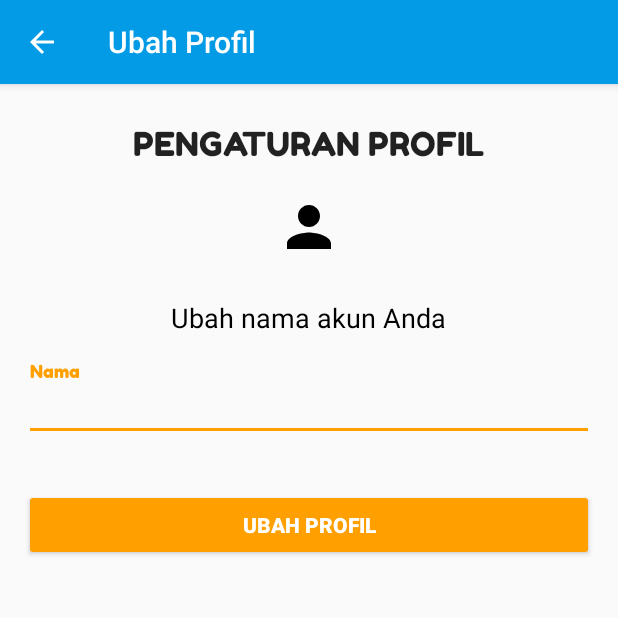
After one commit to MiddleKerb/StatusGizi, an Android app: the UbahProfil screen opened directly, with no data from a screen before it, on a phone screen of 412 x 824 dp, the top half of it. The commit adds this screen. Run offline under Robolectric (Android 15) with nearby library versions, the phone set to English and light mode, and no system bars; our stand-ins replace Firebase (no records; nobody signed in at launch, a user with empty details on screens opened directly).

Commit message:
Added edit profile name activity

```diff
--- /dev/null
+++ b/app/src/main/java/com/fbasegizi/statusgizi/UbahProfil.java
@@ -0,0 +1,180 @@
+package com.fbasegizi.statusgizi;
+
+import android.app.AlertDialog;
+import android.content.DialogInterface;
+import android.content.Intent;
+import android.os.Bundle;
+import android.support.annotation.NonNull;
+import android.support.design.widget.Snackbar;
+import android.support.design.widget.TextInputLayout;
+import android.support.v4.content.ContextCompat;
+import android.support.v7.app.ActionBar;
+import android.text.TextUtils;
+import android.view.Menu;
+import android.view.MenuItem;
+import android.view.View;
+import android.view.inputmethod.InputMethodManager;
+import android.widget.Button;
+import android.widget.EditText;
+
+import com.fbasegizi.statusgizi.fragment.AccountSetingsActivity;
+import com.google.firebase.auth.FirebaseAuth;
+import com.google.firebase.database.DataSnapshot;
+import com.google.firebase.database.DatabaseError;
+import com.google.firebase.database.DatabaseReference;
+import com.google.firebase.database.FirebaseDatabase;
+import com.google.firebase.database.ValueEventListener;
+
+public class UbahProfil extends BaseActivity implements View.OnClickListener {
+
+    private EditText editText;
+    private TextInputLayout textInputLayout;
+    private Button button;
+    private DatabaseReference databaseReference;
+
+    @Override
+    protected void onCreate(Bundle savedInstanceState) {
+        super.onCreate(savedInstanceState);
+        setContentView(R.layout.activity_ubah_profil);
+
+        databaseReference = FirebaseDatabase.getInstance().getReference();
+
+        editText = findViewById(R.id.editUbahNama);
+        textInputLayout = findViewById(R.id.textLayoutChangeName);
+        button = findViewById(R.id.btn_change_profil);
+
+        button.setOnClickListener(this);
+
+        ActionBar actionBar = getSupportActionBar();
+        if (actionBar != null) {
+            actionBar.setDisplayHomeAsUpEnabled(true);
+            actionBar.setTitle("Ubah Profil");
+        }
+    }
+
+    private void ResetDialog() {
+        String nama = editText.getText().toString();
+        if (TextUtils.isEmpty(nama)) {
+            textInputLayout.setError("Nama tidak boleh kosong!");
+            return;
+        } else if (nama.length() < 2) {
+            textInputLayout.setError("Panjang nama minimal 2 karakter !");
+            return;
+        } else if (nama.length() > 100) {
+            textInputLayout.setError("Panjang nama maksimal 100 karakter !");
+            return;
+        } else if (!nama.matches("[a-zA-Z ]+")) {
+            textInputLayout.setError("Nama hanya dapat diisi dengan huruf alphabet");
+            return;
+        } else {
+            textInputLayout.setErrorEnabled(false);
+        }
+        AlertDialog.Builder alertDialogBuilder = new AlertDialog.Builder(this);
+        alertDialogBuilder.setTitle("Ubah profil");
+        alertDialogBuilder
+                .setMessage("Apakah Anda ingin mengubah profil?")
+                .setCancelable(false)
+                .setPositiveButton("Ubah", new DialogInterface.OnClickListener() {
+                    @Override
+                    public void onClick(DialogInterface dialog, int which) {
+                        if (isOnline()) {
+                            dialog.cancel();
+                            Snackbar.make(UbahProfil.this.findViewById(android.R.id.content),
+                                    "Koneksi internet tidak tersedia",
+                                    Snackbar.LENGTH_SHORT).show();
+                            return;
+                        }
+                        ResetProfile();
+                        dialog.cancel();
+                    }
+                })
+                .setNegativeButton("Batal", new DialogInterface.OnClickListener() {
+                    @Override
+                    public void onClick(DialogInterface dialog, int which) {
+                        dialog.cancel();
+                    }
+                });
+        final AlertDialog alertDialog = alertDialogBuilder.create();
+        alertDialog.setOnShowListener(new DialogInterface.OnShowListener() {
+            @Override
+            public void onShow(DialogInterface dialog) {
+                alertDialog.getButton(android.app.AlertDialog.BUTTON_NEGATIVE)
+                        .setTextColor(ContextCompat.getColor(getApplicationContext(), R.color.primary_text));
+            }
+        });
+        alertDialog.show();
+    }
+
+    private void ResetProfile() {
+        final String nama = editText.getText().toString();
+        databaseReference.child("users").child(getUid())
+                .addListenerForSingleValueEvent(new ValueEventListener() {
+                    @Override
+                    public void onDataChange(@NonNull DataSnapshot dataSnapshot) {
+                        dataSnapshot.getRef().child("Nama").setValue(nama);
+                        Intent intent = new Intent(getBaseContext(), AccountSetingsActivity.class);
+                        intent.putExtra("profile_change", "update");
+                        intent.setFlags(Intent.FLAG_ACTIVITY_CLEAR_TOP);
+                        startActivity(intent);
+                        finish();
+                    }
+
+                    @Override
+                    public void onCancelled(@NonNull DatabaseError databaseError) {
+                        Snackbar.make(UbahProfil.this.findViewById(android.R.id.content),
+                                "Server error, coba ulangi beberapa saat lagi!",
+                                Snackbar.LENGTH_LONG).show();
+                    }
+                });
+    }
+
+    @Override
+    protected void onStart() {
+        super.onStart();
+        if (FirebaseAuth.getInstance().getCurrentUser() != null) {
+            databaseReference.child("users").child(getUid())
+                    .addListenerForSingleValueEvent(new ValueEventListener() {
+                        @Override
+                        public void onDataChange(@NonNull DataSnapshot dataSnapshot) {
+                            String nama = dataSnapshot.child("Nama").getValue(String.class);
+                            editText.setText(nama);
+                        }
+
+                        @Override
+                        public void onCancelled(@NonNull DatabaseError databaseError) {
+
+                        }
+                    });
+        }
+    }
+
+    @Override
+    public boolean onOptionsItemSelected(MenuItem item) {
+        switch (item.getItemId()) {
+            case android.R.id.home:
+                finish();
+                return true;
+        }
+        return super.onOptionsItemSelected(item);
+    }
+
+    @Override
+    public boolean onCreateOptionsMenu(Menu menu) {
+        return true;
+    }
+
+    @Override
+    public void onClick(View v) {
+        int i = v.getId();
+        if (i == R.id.btn_change_profil) {
+            try {
+                InputMethodManager imm = (InputMethodManager) getSystemService(INPUT_METHOD_SERVICE);
+                if (imm != null) {
+                    imm.hideSoftInputFromWindow(getCurrentFocus().getWindowToken(), 0);
+                }
+            } catch (Exception ignored) {
+            }
+            ResetDialog();
+        }
+    }
+}
--- a/app/src/main/java/com/fbasegizi/statusgizi/main/GiziCount.java
+++ b/app/src/main/java/com/fbasegizi/statusgizi/count/GiziCount.java
@@ -1,4 +1,4 @@
-package com.fbasegizi.statusgizi.main;
+package com.fbasegizi.statusgizi.count;
 
 import android.content.Intent;
 import android.os.Bundle;
@@ -10,10 +10,6 @@ import android.view.View;
 
 import com.fbasegizi.statusgizi.BaseActivity;
 import com.fbasegizi.statusgizi.R;
-import com.fbasegizi.statusgizi.count.BBTBCount;
-import com.fbasegizi.statusgizi.count.BBUCount;
-import com.fbasegizi.statusgizi.count.IMTUCount;
-import com.fbasegizi.statusgizi.count.TBUCount;
 
 public class GiziCount extends BaseActivity implements View.OnClickListener {
 
--- /dev/null
+++ b/app/src/main/res/layout/activity_ubah_profil.xml
@@ -0,0 +1,71 @@
+<?xml version="1.0" encoding="utf-8"?>
+<LinearLayout xmlns:android="http://schemas.android.com/apk/res/android"
+    xmlns:tools="http://schemas.android.com/tools"
+    android:id="@+id/layoutChangeProfile"
+    android:layout_width="match_parent"
+    android:layout_height="match_parent"
+    tools:context=".UbahProfil">
+
+    <LinearLayout
+        android:layout_width="fill_parent"
+        android:layout_height="match_parent"
+        android:orientation="vertical"
+        android:padding="@dimen/activity_horizontal_margin">
+
+        <TextView
+            android:layout_width="wrap_content"
+            android:layout_height="wrap_content"
+            android:layout_gravity="center_horizontal"
+            android:fontFamily="@font/fredoka_regular"
+            android:padding="10dp"
+            android:text="Pengaturan Profil"
+            android:textAllCaps="true"
+            android:textAppearance="@style/Base.TextAppearance.AppCompat.Large" />
+
+        <ImageView
+            android:layout_width="64dp"
+            android:layout_height="64dp"
+            android:layout_gravity="center"
+            android:padding="10dp"
+            android:src="@drawable/ic_person_black_24dp" />
+
+        <TextView
+            android:layout_width="wrap_content"
+            android:layout_height="wrap_content"
+
+            android:layout_gravity="center"
+            android:gravity="center_horizontal"
+            android:padding="@dimen/activity_horizontal_margin"
+            android:text="Ubah nama akun Anda"
+            android:textAppearance="@style/Base.TextAppearance.AppCompat.Medium"
+            android:textColor="@android:color/black" />
+
+        <android.support.design.widget.TextInputLayout
+            android:id="@+id/textLayoutChangeName"
+            android:layout_width="match_parent"
+            android:layout_height="wrap_content"
+            android:layout_marginBottom="@dimen/fab_margin">
+
+            <EditText
+                android:id="@+id/editUbahNama"
+                android:layout_width="match_parent"
+                android:layout_height="wrap_content"
+                android:fontFamily="@font/fredoka_regular"
+                android:hint="Nama"
+                android:inputType="textCapWords" />
+        </android.support.design.widget.TextInputLayout>
+
+        <Button
+            android:id="@+id/btn_change_profil"
+            android:layout_width="fill_parent"
+            android:layout_height="wrap_content"
+            android:layout_marginTop="@dimen/activity_vertical_margin"
+            android:backgroundTint="@color/colorAccent"
+            android:text="Ubah profil"
+            android:textAllCaps="true"
+            android:textColor="@android:color/white"
+            android:textStyle="bold" />
+
+    </LinearLayout>
+
+</LinearLayout>
```
Also changed, not shown: app/src/main/java/com/fbasegizi/statusgizi/fragment/AccountSetingsActivity.java (+19 -3 lines).
